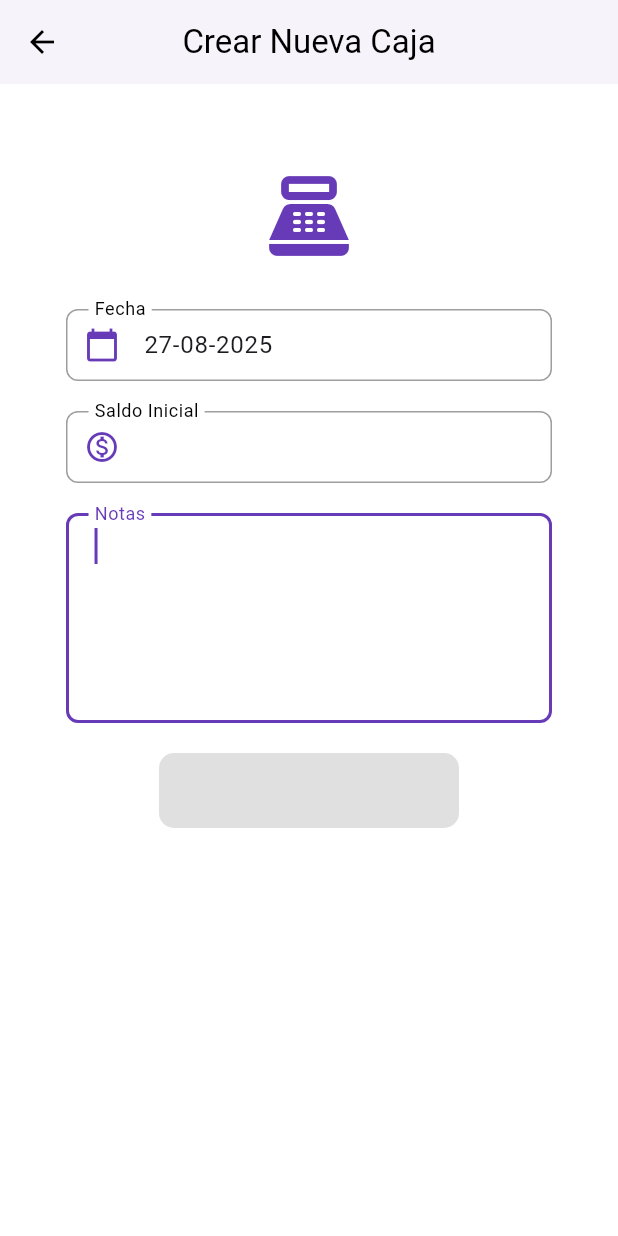
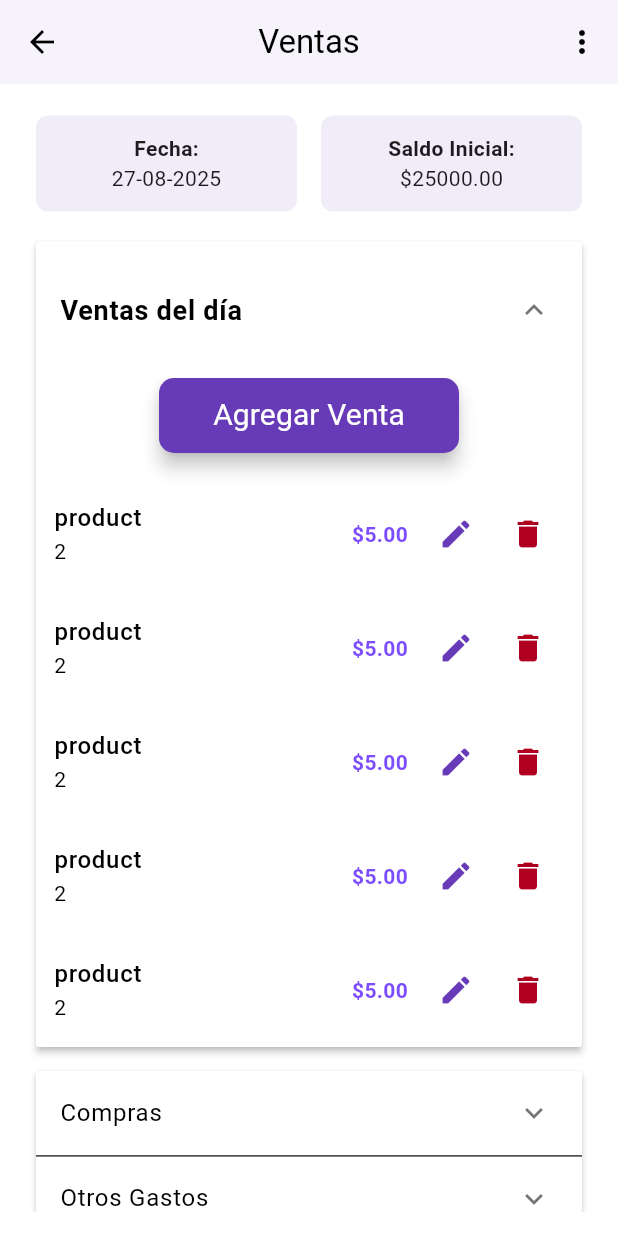
Before and after one commit to machellim/fine_cut, a Flutter app: the ViewEditCashRegisterScreen screen opened by its route, on a phone screen of 412 x 824 dp. Run offline on Flutter 3.47's test engine with Material 3 defaults, Android fonts, the phone set to English and light mode, and no system bars; our stand-ins replace bloc, drift, equatable, flutter_bloc; accounts and stored records are empty; generated files the repository leaves out were written again.

Commit message:
feat: Implement cash register management features, including creation, listing, and UI enhancements

```diff
--- a/lib/bloc/cash_register/cash_register_crud/cash_register_crud_state.dart
+++ b/lib/bloc/cash_register/cash_register_crud/cash_register_crud_state.dart
@@ -13,7 +13,7 @@ final class CashRegisterCrudInitial extends CashRegisterCrudState {}
 class CreateCashRegisterLoading extends CashRegisterCrudState {}
 
 class CreateCashRegisterSuccess extends CashRegisterCrudState {
-  final CashRegister cashRegister;
+  final CashRegister? cashRegister;
 
   const CreateCashRegisterSuccess(this.cashRegister);
 }
--- a/lib/routes/routes.dart
+++ b/lib/routes/routes.dart
@@ -1,4 +1,5 @@
 import 'package:fine_cut/screens/admin/payment_method_list.dart';
+import 'package:fine_cut/screens/cash_register/cash_register_list.dart';
 import 'package:fine_cut/screens/cash_register/main_cash_register.dart';
 import 'package:fine_cut/screens/cash_register/new_cash_register.dart';
 import 'package:fine_cut/screens/cash_register/view_edit_cash_register.dart';
@@ -17,6 +18,9 @@ final Map<String, WidgetBuilder> appRoutes = {
   'view-edit-cash-register': (BuildContext context) {
     return ViewEditCashRegisterScreen();
   },
+  'cash-register-list': (BuildContext context) {
+    return CashRegisterListScreen();
+  },
 };
 
 /*Route<dynamic>? generateRoute(RouteSettings settings) {
--- a/lib/screens/cash_register/new_cash_register.dart
+++ b/lib/screens/cash_register/new_cash_register.dart
@@ -116,6 +116,7 @@ class _NewCashRegisterScreenState extends State<NewCashRegisterScreen> {
                         >(
                           listener: (context, state) {
                             if (state is CreateCashRegisterSuccess) {
+                              final casRegister = state.cashRegister;
                               Navigator.pushNamed(
                                 context,
                                 'view-edit-cash-register',
--- a/lib/screens/cash_register/view_edit_cash_register.dart
+++ b/lib/screens/cash_register/view_edit_cash_register.dart
@@ -1,17 +1,10 @@
-import 'package:drift/drift.dart' as drift;
-import 'package:fine_cut/bloc/cash_register/cash_register_crud/cash_register_crud_bloc.dart';
-import 'package:fine_cut/bloc/cash_register/cash_register_data/cash_register_data_bloc.dart';
-import 'package:fine_cut/constants/app_messages.dart';
+import 'package:fine_cut/widgets/app_button.dart';
+import 'package:fine_cut/widgets/app_list_item.dart';
+import 'package:fine_cut/widgets/app_title.dart';
+import 'package:flutter/material.dart';
+import 'package:intl/intl.dart';
+import 'package:fine_cut/widgets/app_scaffold.dart';
 import 'package:fine_cut/widgets/app_bar_custom.dart';
-import 'package:fine_cut/widgets/app_button.dart';
-import 'package:fine_cut/widgets/app_loading_screen.dart';
-import 'package:fine_cut/widgets/app_message_type.dart';
-import 'package:intl/intl.dart';
-
-import 'package:fine_cut/widgets/app_scaffold.dart';
-import 'package:fine_cut/widgets/app_textfield.dart';
-import 'package:flutter/material.dart';
-import 'package:flutter_bloc/flutter_bloc.dart';
 
 class ViewEditCashRegisterScreen extends StatefulWidget {
   const ViewEditCashRegisterScreen({super.key});
@@ -23,85 +16,152 @@ class ViewEditCashRegisterScreen extends StatefulWidget {
 
 class _ViewEditCashRegisterScreenState
     extends State<ViewEditCashRegisterScreen> {
-  final _formKey = GlobalKey<FormState>();
-
-  late TextEditingController _registerDateController;
-  final _notesController = TextEditingController();
-  final _openingAmountController = TextEditingController();
-
   bool isNew = true;
 
   @override
-  void dispose() {
-    _registerDateController.dispose();
-    _openingAmountController.dispose();
-    _notesController.dispose();
-    super.dispose();
-  }
+  Widget build(BuildContext context) {
+    final today = DateFormat('dd-MM-yyyy').format(DateTime.now());
 
-  @override
-  void initState() {
-    super.initState();
-    final String today = DateFormat('dd-MM-yyyy').format(DateTime.now());
-    _registerDateController = TextEditingController(text: today);
+    return AppScaffold(
+      appBar: AppBarCustom(
+        title: isNew ? 'Ventas' : 'Editar Caja',
+        actions: [
+          PopupMenuButton<String>(
+            onSelected: (value) {
+              if (value == 'close-cash-register') {
+                // acción de cerrar caja
+              }
+            },
+            itemBuilder: (context) => [
+              const PopupMenuItem(
+                value: 'close-cash-register',
+                child: Text('Cerrar Caja'),
+              ),
+            ],
+          ),
+        ],
+      ),
+      body: SingleChildScrollView(
+        padding: const EdgeInsets.symmetric(horizontal: 4.0, vertical: 5),
+        child: Column(
+          children: [
+            // Fila de Fecha y Saldo Inicial
+            Row(
+              children: [
+                Expanded(
+                  child: Container(
+                    padding: const EdgeInsets.all(12.0),
+                    margin: const EdgeInsets.only(right: 8.0),
+                    decoration: BoxDecoration(
+                      color: Theme.of(
+                        context,
+                      ).colorScheme.primary.withAlpha((0.1 * 255).toInt()),
+                      borderRadius: BorderRadius.circular(8),
+                    ),
+                    child: Column(
+                      crossAxisAlignment: CrossAxisAlignment.center,
+                      children: [
+                        const Text(
+                          'Fecha:',
+                          style: TextStyle(fontWeight: FontWeight.bold),
+                        ),
+                        Text(today),
+                      ],
+                    ),
+                  ),
+                ),
+                Expanded(
+                  child: Container(
+                    padding: const EdgeInsets.all(12.0),
+                    margin: const EdgeInsets.only(left: 8.0),
+                    decoration: BoxDecoration(
+                      color: Theme.of(
+                        context,
+                      ).colorScheme.primary.withAlpha((0.1 * 255).toInt()),
+                      borderRadius: BorderRadius.circular(8),
+                    ),
+                    child: Column(
+                      crossAxisAlignment: CrossAxisAlignment.center,
+                      children: const [
+                        Text(
+                          'Saldo Inicial:',
+                          style: TextStyle(fontWeight: FontWeight.bold),
+                        ),
+                        Text('\$25000.00'),
+                      ],
+                    ),
+                  ),
+                ),
+              ],
+            ),
 
-    context.read<CashRegisterBloc>().add(LoadDataCashRegisterEvent());
-  }
+            const SizedBox(height: 20),
 
-  void goBack() {}
+            // ExpansionPanelList.radio con primer panel abierto por defecto
+            ExpansionPanelList.radio(
+              initialOpenPanelValue: 0, // <-- Aquí se abre el primer panel
+              children: [
+                ExpansionPanelRadio(
+                  value: 0,
+                  headerBuilder: (context, isExpanded) =>
+                      const ListTile(title: AppTitle(text: 'Ventas del día')),
+                  body: Padding(
+                    padding: const EdgeInsets.all(0),
+                    child: Column(
+                      crossAxisAlignment: CrossAxisAlignment.center,
+                      children: [
+                        AppButton(title: 'Agregar Venta', onPressed: () {}),
+                        const SizedBox(height: 16),
+                        ListView.builder(
+                          shrinkWrap:
+                              true, // importante para que funcione dentro de Column
+                          physics:
+                              const NeverScrollableScrollPhysics(), // evita scroll interno
+                          itemCount: 5, // número de elementos
+                          itemBuilder: (context, index) {
+                            return Column(
+                              children: [
+                                AppListItem(
+                                  title: Text(
+                                    'product',
+                                    style: const TextStyle(
+                                      fontWeight: FontWeight.w500,
+                                      fontSize: 16,
+                                    ),
+                                  ),
+                                  description: Text('2'),
+                                  price: 5,
+                                  onEdit: () {},
 
-  @override
-  Widget build(BuildContext context) {
-    return AppScaffold(
-      appBar: AppBarCustom(title: isNew ? 'Crear Nueva Caja' : 'Editar Caja'),
-      body: GestureDetector(
-        onTap: () => FocusScope.of(context).unfocus(),
-        child: ListView(
-          padding: const EdgeInsets.symmetric(horizontal: 24.0, vertical: 40.0),
-          children: [
-            Form(
-              key: _formKey,
-              child: Column(
-                children: [
-                  Icon(
-                    Icons.point_of_sale,
-                    size: 64,
-                    color: Theme.of(context).colorScheme.primary,
+                                  onDelete: () {},
+                                ),
+                              ],
+                            );
+                          },
+                        ),
+                      ],
+                    ),
                   ),
-
-                  const SizedBox(height: 30),
-                  AppTextField(
-                    label: 'Fecha',
-                    controller: _registerDateController,
-                    readOnly: true,
-                    prefixIcon: Icons.calendar_today,
-                    validator: (value) => (value == null || value.isEmpty)
-                        ? 'Por favor ingrese la fecha.'
-                        : null,
+                ),
+                ExpansionPanelRadio(
+                  value: 1,
+                  headerBuilder: (context, isExpanded) =>
+                      const ListTile(title: Text('Compras')),
+                  body: const Padding(
+                    padding: EdgeInsets.all(16),
+                    child: Text('Contenido de compras'),
                   ),
-                  const SizedBox(height: 20),
-                  AppTextField(
-                    label: 'Saldo Inicial',
-                    controller: _openingAmountController,
-                    prefixIcon: Icons.monetization_on_outlined,
-                    readOnly: true,
-                    //enabled: false,
-                    validator: (value) => (value == null || value.isEmpty)
-                        ? 'Please enter your username'
-                        : null,
+                ),
+                ExpansionPanelRadio(
+                  value: 2,
+                  headerBuilder: (context, isExpanded) =>
+                      const ListTile(title: Text('Otros Gastos')),
+                  body: const Padding(
+                    padding: EdgeInsets.all(16),
+                    child: Text('Contenido de otros gastos'),
                   ),
-                  const SizedBox(height: 20),
-                  AppTextField(
-                    label: 'Notas',
-                    autofocus: true,
-                    controller: _notesController,
-                    isMultiline: true,
-                    validate: false,
-                  ),
-                  const SizedBox(height: 20),
-                  AppButton(title: ''),
-                ],
-              ),
+                ),
+              ],
             ),
           ],
         ),
--- /dev/null
+++ b/lib/widgets/app_title.dart
@@ -0,0 +1,34 @@
+import 'package:flutter/material.dart';
+
+class AppTitle extends StatelessWidget {
+  final String text;
+  final TextStyle? style;
+  final EdgeInsetsGeometry padding;
+  final TextAlign textAlign;
+
+  const AppTitle({
+    super.key,
+    required this.text,
+    this.style,
+    this.padding = const EdgeInsets.symmetric(vertical: 8.0),
+    this.textAlign = TextAlign.start,
+  });
+
+  @override
+  Widget build(BuildContext context) {
+    return Padding(
+      padding: padding,
+      child: Text(
+        text,
+        textAlign: textAlign,
+        style:
+            style ??
+            TextStyle(
+              fontSize: 18,
+              fontWeight: FontWeight.bold,
+              color: Theme.of(context).colorScheme.onSurface,
+            ),
+      ),
+    );
+  }
+}
```
Also changed, not shown: lib/bloc/cash_register/cash_register_crud/cash_register_crud_bloc.dart (+12 -2 lines), lib/db/dao/cash_register_dao.dart (+17 -4 lines), lib/screens/cash_register/cash_register_list.dart (added, +102 -0 lines), lib/screens/sales/new_sale.dart (added, +104 -0 lines), lib/widgets/app_drawer.dart (+22 -0 lines).
